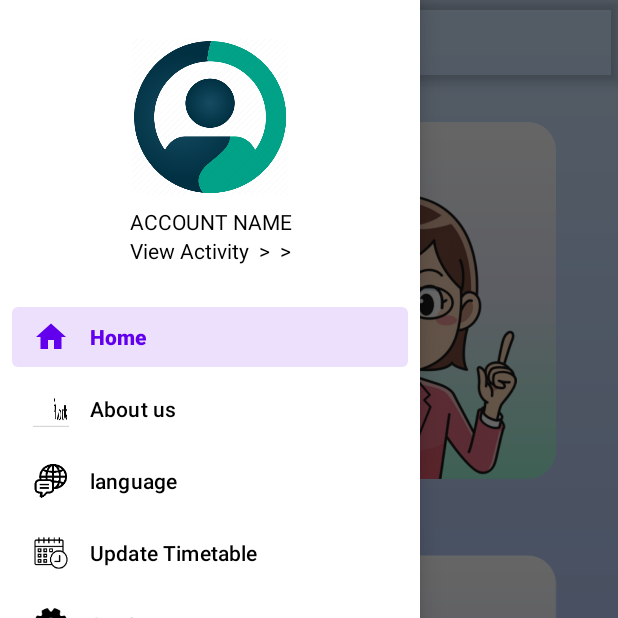
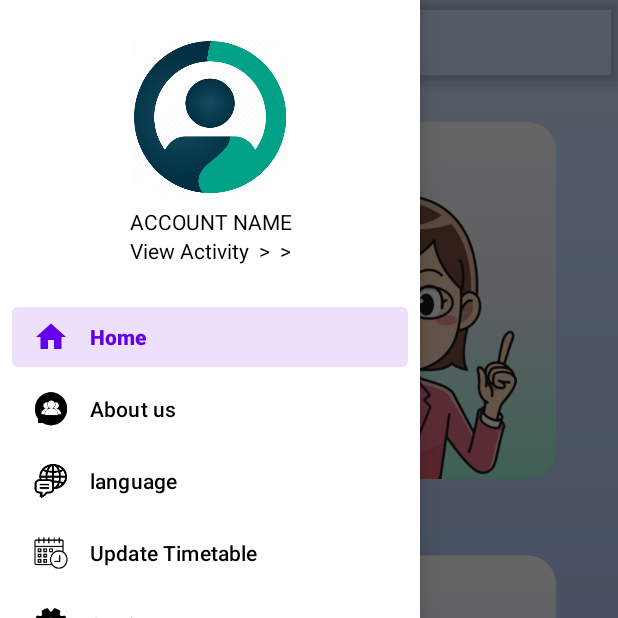
Before and after one commit to Code-with-coffee1/cysproject, an Android app: the home_page_navigation screen opened directly, with no data from a screen before it, with the side drawer open, on a phone screen of 412 x 824 dp, the top half of it. Run offline under Robolectric (Android 15) with nearby library versions, the phone set to English and light mode, and no system bars; our stand-ins replace navigation-ui.

```diff
--- a/app/src/main/res/menu/activity_home_page_navigation_drawer.xml
+++ b/app/src/main/res/menu/activity_home_page_navigation_drawer.xml
@@ -10,7 +10,7 @@
             android:title="@string/menu_home" />
         <item
             android:id="@+id/nav_gallery"
-            android:icon="@drawable/about_us"
+            android:icon="@drawable/about_us_ic"
             android:title="About us" />
         <item
             android:id="@+id/nav_slideshow"
```
